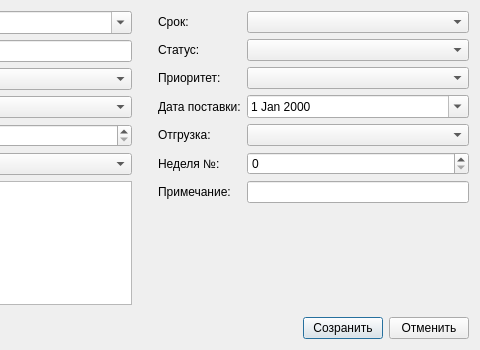
This is dlgbilldata.ui in igrekus/billplan as Qt 5 draws it before an edit; both pictures show x 211 to 691 and y 0 to 350 of the 691 by 350 pixel window. The edited form follows.
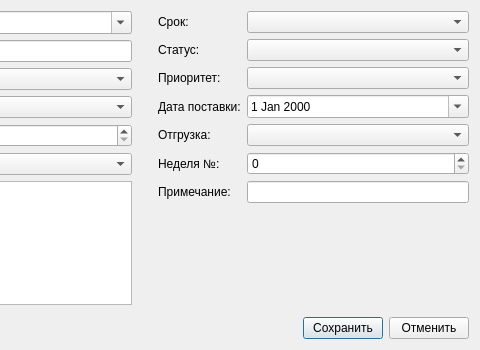
This is the edited form.

Patch:
```diff
--- a/dlgbilldata.ui
+++ b/dlgbilldata.ui
@@ -252,7 +252,10 @@
      <item>
       <widget class="QPushButton" name="pushButton">
        <property name="text">
-        <string>Созранить</string>
+        <string>Сохранить</string>
+       </property>
+       <property name="default">
+        <bool>true</bool>
        </property>
       </widget>
      </item>
```
Left out of the diff: 37 changed lines with no effect on the pictures.
